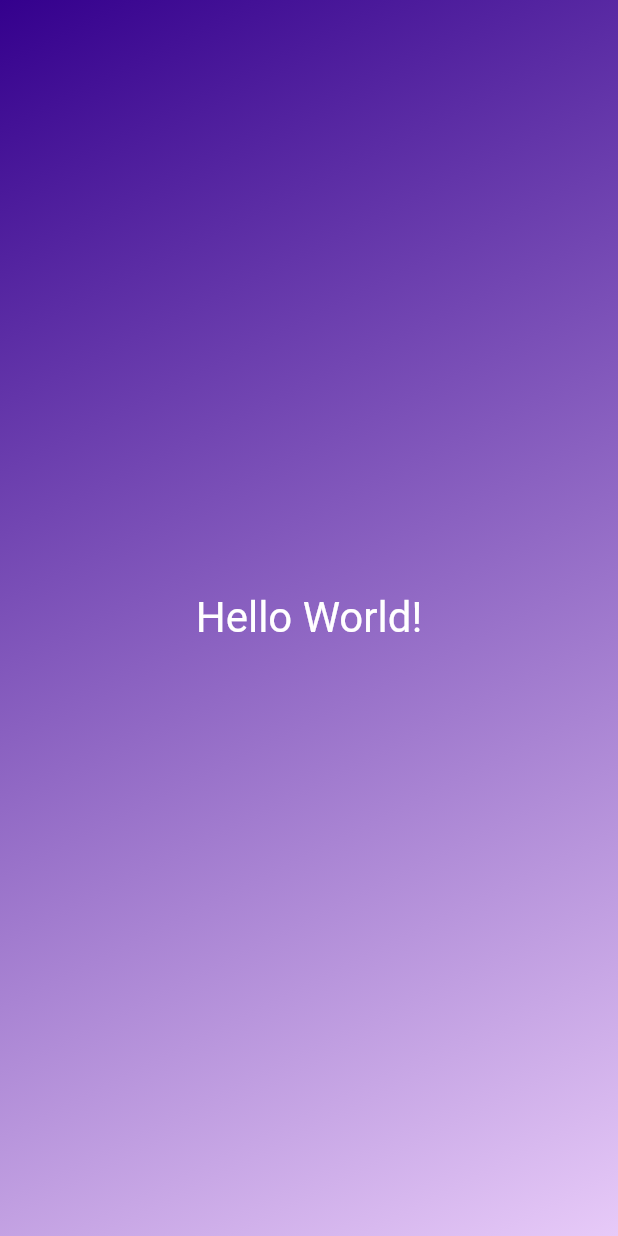
After one commit to ggamsang812/Flutter_lesson, a Flutter app: the screen it shows after launch, on a phone screen of 412 x 824 dp. The commit adds this screen. Run offline on Flutter 3.47's test engine with Material 2 defaults, Android fonts, the phone set to English and light mode, and no system bars; missing offline and left inert: shake.

Commit message:
seperate file import

```diff
--- /dev/null
+++ b/flutter_project/first_app/lib/grandient_container.dart
@@ -0,0 +1,30 @@
+import 'package:flutter/material.dart';
+
+class GradientContainer extends StatelessWidget {
+  const GradientContainer({super.key});
+
+  @override
+  Widget build(BuildContext context) {
+    return Container(
+      decoration: const BoxDecoration(
+        gradient: LinearGradient(
+          colors: [
+            Color.fromARGB(255, 52, 0, 141),
+            Color.fromARGB(255, 231, 202, 248),
+          ],
+          begin: Alignment.topLeft,
+          end: Alignment.bottomRight,
+        ),
+      ),
+      child: const Center(
+        child: Text(
+          'Hello World!',
+          style: TextStyle(
+            color: Colors.white,
+            fontSize: 28,
+          ),
+        ),
+      ),
+    );
+  }
+}
```
Also changed, not shown: flutter_project/first_app/lib/main.dart (+5 -22 lines).
